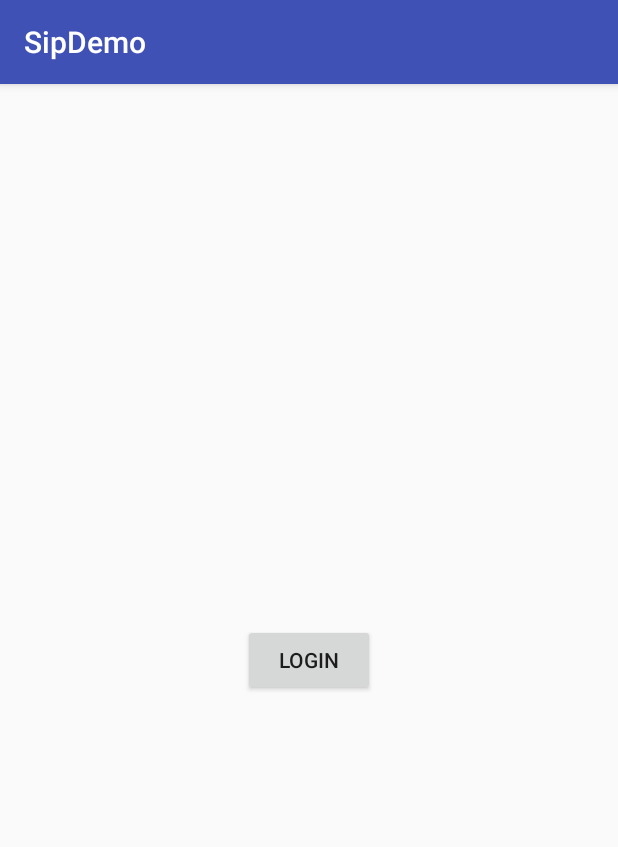
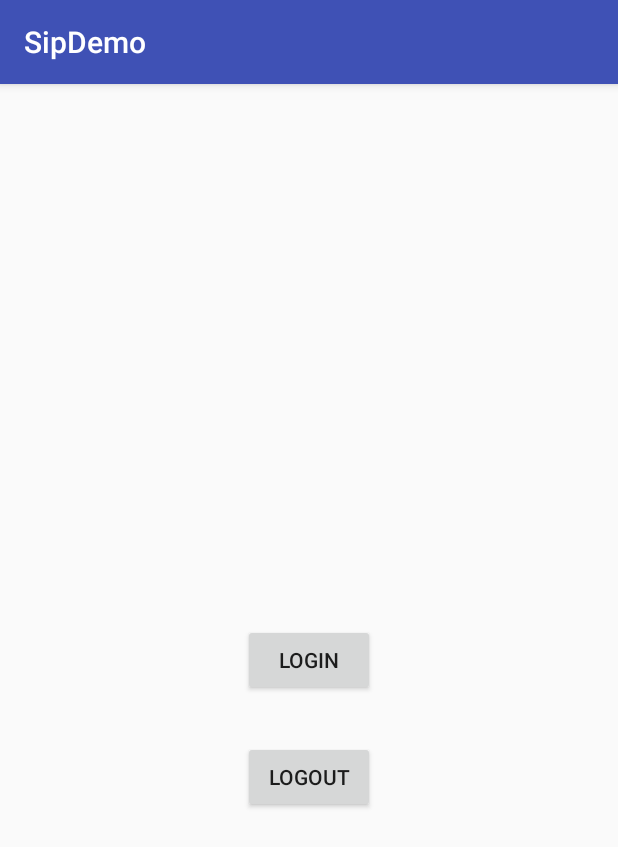
Before and after one commit to cwliu/sip.droid, an Android app: the screen it shows after launch (LoginActivity), on a phone screen of 412 x 824 dp. Shown: the top 847 px of the screen. Run offline under Robolectric (Android 15) with nearby library versions, the phone set to English and light mode, and no system bars; libraries missing offline, so code that uses them is left out: com.microsoft.aad.

Commit message:
Implement logout function

```diff
--- a/app/src/main/java/com/wiadvance/sipdemo/LoginActivity.java
+++ b/app/src/main/java/com/wiadvance/sipdemo/LoginActivity.java
@@ -23,6 +23,7 @@ public class LoginActivity extends AppCompatActivity {
 
     private static final String TAG = "LoginActivity";
     private Button mLoginButton;
+    private Button mLogoutButton;
     private ProgressBar mLoginProgressBar;
 
     @Override
@@ -35,16 +36,19 @@ public class LoginActivity extends AppCompatActivity {
 
     private void initializeViews() {
         mLoginButton = (Button) findViewById(R.id.login_button);
+        mLogoutButton = (Button) findViewById(R.id.logout_button);
         mLoginProgressBar = (ProgressBar) findViewById(R.id.login_progress_bar);
     }
 
     private void showConnectingInProgressUI() {
         mLoginButton.setVisibility(View.GONE);
+        mLogoutButton.setVisibility(View.GONE);
         mLoginProgressBar.setVisibility(View.VISIBLE);
     }
 
     private void resetUI() {
         mLoginButton.setVisibility(View.VISIBLE);
+        mLogoutButton.setVisibility(View.VISIBLE);
         mLoginProgressBar.setVisibility(View.GONE);
     }
 
@@ -56,7 +60,6 @@ public class LoginActivity extends AppCompatActivity {
         checkO365Config();
 
         AuthenticationManager.getInstance().setContextActivity(this);
-        AuthenticationManager.getInstance().getAccessToken();
         AuthenticationManager.getInstance().connect(
                 new AuthenticationCallback<AuthenticationResult>() {
                     @Override
@@ -87,6 +90,11 @@ public class LoginActivity extends AppCompatActivity {
                     }
 
                 });
+    }
+
+    public void onLogoutButtonClick(View view) {
+        AuthenticationManager.getInstance().setContextActivity(this);
+        AuthenticationManager.getInstance().disconnect();
     }
 
     private void showConnectErrorUI(String errorMessage) {
--- a/app/src/main/res/layout/activity_login.xml
+++ b/app/src/main/res/layout/activity_login.xml
@@ -19,6 +19,17 @@
         android:onClick="onLoginButtonClick"
         />
 
+    <Button
+        android:layout_marginTop="30dp"
+        android:layout_below="@+id/login_button"
+        android:id="@+id/logout_button"
+        android:layout_width="wrap_content"
+        android:layout_height="wrap_content"
+        android:text="Logout"
+        android:layout_centerInParent="true"
+        android:onClick="onLogoutButtonClick"
+        />
+
     <ProgressBar
         android:id="@+id/login_progress_bar"
         android:layout_width="wrap_content"
```
